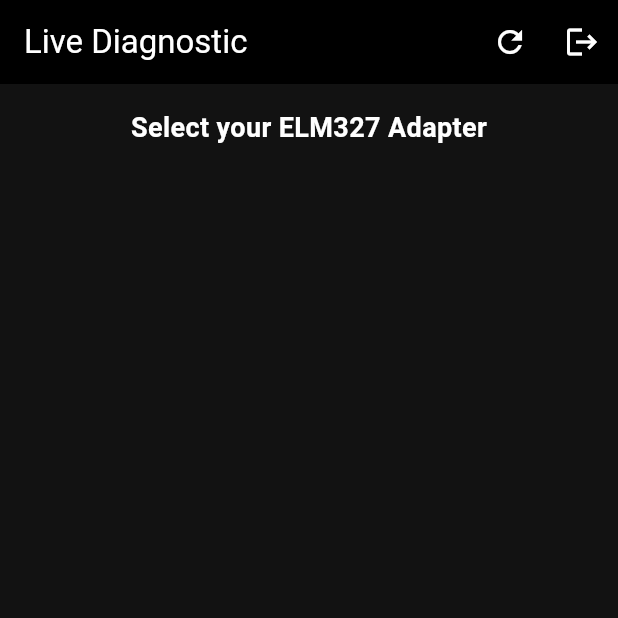
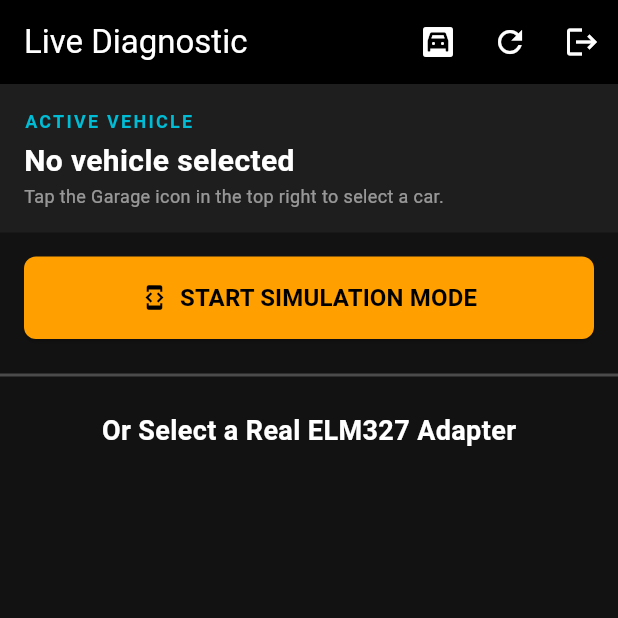
Before and after one commit to hasnainak7/DriveAI, a Flutter app: the DashboardScreen screen opened directly, on a phone screen of 412 x 824 dp, the top half of it. Run offline on Flutter 3.47's test engine with Material 3 defaults, Android fonts, the phone set to English and light mode, and no system bars; our stand-ins replace flutter_bluetooth_serial, permission_handler, supabase_flutter; accounts and stored records are empty.

Commit message:
gargae screen added

```diff
--- a/lib/auth_screen.dart
+++ b/lib/auth_screen.dart
@@ -3,8 +3,12 @@
 import 'package:supabase_flutter/supabase_flutter.dart';
 import 'package:flutter_bluetooth_serial/flutter_bluetooth_serial.dart';
 import 'package:permission_handler/permission_handler.dart';
-import 'main.dart'; // To access the global supabase client
-import 'obd_service.dart'; // Import your hardware connection service
+
+// Your custom file imports
+import 'main.dart';
+import 'obd_service.dart';
+import 'add_vehicle_screen.dart';
+import 'garage_screen.dart'; // The Sprint 6 addition
 
 // ==========================================
 // 1. THE AUTHENTICATION SCREEN
@@ -70,10 +74,7 @@
     } catch (error) {
       if (mounted) {
         ScaffoldMessenger.of(context).showSnackBar(
-          const SnackBar(
-            content: Text('An unexpected error occurred'),
-            backgroundColor: Colors.red,
-          ),
+          const SnackBar(content: Text('An unexpected error occurred'), backgroundColor: Colors.red),
         );
       }
     } finally {
@@ -108,10 +109,7 @@
                   const SizedBox(height: 40),
 
                   if (!_isLogin) ...[
-                    const Text(
-                      'USERNAME',
-                      style: TextStyle(color: Colors.white70),
-                    ),
+                    const Text('USERNAME', style: TextStyle(color: Colors.white70)),
                     const SizedBox(height: 8),
                     TextFormField(
                       controller: _usernameController,
@@ -120,12 +118,9 @@
                         hintText: 'Enter username',
                         filled: true,
                         fillColor: Colors.white,
-                        border: OutlineInputBorder(
-                          borderRadius: BorderRadius.circular(8),
-                        ),
+                        border: OutlineInputBorder(borderRadius: BorderRadius.circular(8)),
                       ),
-                      validator: (value) =>
-                          value!.isEmpty ? 'Please enter a username' : null,
+                      validator: (value) => value!.isEmpty ? 'Please enter a username' : null,
                     ),
                     const SizedBox(height: 20),
                   ],
@@ -140,20 +135,13 @@
                       hintText: 'Enter email',
                       filled: true,
                       fillColor: Colors.white,
-                      border: OutlineInputBorder(
-                        borderRadius: BorderRadius.circular(8),
-                      ),
+                      border: OutlineInputBorder(borderRadius: BorderRadius.circular(8)),
                     ),
-                    validator: (value) => value!.isEmpty || !value.contains('@')
-                        ? 'Enter a valid email'
-                        : null,
+                    validator: (value) => value!.isEmpty || !value.contains('@') ? 'Enter a valid email' : null,
                   ),
                   const SizedBox(height: 20),
 
-                  const Text(
-                    'PASSWORD',
-                    style: TextStyle(color: Colors.white70),
-                  ),
+                  const Text('PASSWORD', style: TextStyle(color: Colors.white70)),
                   const SizedBox(height: 8),
                   TextFormField(
                     controller: _passwordController,
@@ -163,35 +151,24 @@
                       hintText: 'Enter password',
                       filled: true,
                       fillColor: Colors.white,
-                      border: OutlineInputBorder(
-                        borderRadius: BorderRadius.circular(8),
-                      ),
+                      border: OutlineInputBorder(borderRadius: BorderRadius.circular(8)),
                     ),
-                    validator: (value) =>
-                        value!.length < 6 ? 'Password must be 6+ chars' : null,
+                    validator: (value) => value!.length < 6 ? 'Password must be 6+ chars' : null,
                   ),
                   const SizedBox(height: 30),
 
                   _isLoading
-                      ? const Center(
-                          child: CircularProgressIndicator(color: Colors.cyan),
-                        )
+                      ? const Center(child: CircularProgressIndicator(color: Colors.cyan))
                       : ElevatedButton(
                           style: ElevatedButton.styleFrom(
                             backgroundColor: Colors.cyan,
                             padding: const EdgeInsets.symmetric(vertical: 16),
-                            shape: RoundedRectangleBorder(
-                              borderRadius: BorderRadius.circular(8),
-                            ),
+                            shape: RoundedRectangleBorder(borderRadius: BorderRadius.circular(8)),
                           ),
                           onPressed: _submitForm,
                           child: Text(
                             _isLogin ? 'LOGIN' : 'REGISTER',
-                            style: const TextStyle(
-                              fontSize: 16,
-                              fontWeight: FontWeight.bold,
-                              color: Colors.white,
-                            ),
+                            style: const TextStyle(fontSize: 16, fontWeight: FontWeight.bold, color: Colors.white),
                           ),
                         ),
                   const SizedBox(height: 20),
@@ -203,17 +180,12 @@
                     }),
                     child: RichText(
                       text: TextSpan(
-                        text: _isLogin
-                            ? "Don't have an account? "
-                            : "Already have an account? ",
+                        text: _isLogin ? "Don't have an account? " : "Already have an account? ",
                         style: const TextStyle(color: Colors.white),
                         children: [
                           TextSpan(
                             text: _isLogin ? 'Signup' : 'Login',
-                            style: const TextStyle(
-                              color: Colors.cyan,
-                              fontWeight: FontWeight.bold,
-                            ),
+                            style: const TextStyle(color: Colors.cyan, fontWeight: FontWeight.bold),
                           ),
                         ],
                       ),
@@ -250,12 +222,15 @@
   int _currentSpeed = 0;
   Timer? _pollingTimer;
 
+  // The Sprint 6 Variable: Tracking which car we are diagnosing
+  Map<String, dynamic>? _activeVehicle;
+
   @override
   void initState() {
     super.initState();
     _requestPermissions();
 
-    // Listen to the data coming from our OBD parser
+    // Listen to the data coming from our OBD parser (or simulator)
     _obdService.obdDataStream.listen((data) {
       if (mounted) {
         setState(() {
@@ -278,8 +253,7 @@
   Future<void> _getPairedDevices() async {
     setState(() => _isScanning = true);
     try {
-      List<BluetoothDevice> devices = await FlutterBluetoothSerial.instance
-          .getBondedDevices();
+      List<BluetoothDevice> devices = await FlutterBluetoothSerial.instance.getBondedDevices();
       setState(() {
         _devices = devices;
       });
@@ -290,7 +264,7 @@
     }
   }
 
-  // The Polling Loop: Ask for data every 1 second
+  // The Polling Loop: Ask for data every 1 second (Only used for real Bluetooth)
   void _startPollingData() {
     _pollingTimer = Timer.periodic(const Duration(seconds: 1), (timer) async {
       if (!_obdService.isConnected) {
@@ -298,9 +272,7 @@
         return;
       }
       await _obdService.sendCommand('010C\r'); // Ask for RPM
-      await Future.delayed(
-        const Duration(milliseconds: 300),
-      ); // Wait for ELM327 to process
+      await Future.delayed(const Duration(milliseconds: 300)); // Wait for ELM327 to process
       await _obdService.sendCommand('010D\r'); // Ask for Speed
     });
   }
@@ -317,13 +289,30 @@
     return Scaffold(
       backgroundColor: const Color(0xFF121212),
       appBar: AppBar(
-        title: Text(
-          _isConnectedToCar ? 'Telemetry Active' : 'Live Diagnostic',
-          style: const TextStyle(color: Colors.white),
-        ),
+        title: Text(_isConnectedToCar ? 'Telemetry Active' : 'Live Diagnostic', style: const TextStyle(color: Colors.white)),
         backgroundColor: Colors.black,
         iconTheme: const IconThemeData(color: Colors.white),
         actions: [
+          // ---> THE SPRINT 6 GARAGE BUTTON <---
+          IconButton(
+            icon: const Icon(Icons.garage),
+            onPressed: () async {
+              // Open the Garage screen and wait to see if they picked a car
+              final selectedCar = await Navigator.of(context).push(
+                MaterialPageRoute(builder: (context) => const GarageScreen()),
+              );
+
+              if (selectedCar != null && mounted) {
+                setState(() {
+                  _activeVehicle = selectedCar as Map<String, dynamic>;
+                });
+                ScaffoldMessenger.of(context).showSnackBar(
+                  SnackBar(content: Text('Active Vehicle set to: ${_activeVehicle!['make']} ${_activeVehicle!['model']}')),
+                );
+              }
+            },
+          ),
+
           if (!_isConnectedToCar)
             IconButton(
               icon: const Icon(Icons.refresh),
@@ -341,7 +330,7 @@
                 );
               }
             },
-          ),
+          )
         ],
       ),
       // Dynamic Body: Show Live Gauges if connected, else show Scanner
@@ -353,50 +342,102 @@
   Widget _buildDeviceScanner() {
     return Column(
       children: [
+        // ---> NEW ACTIVE VEHICLE DISPLAY (Sprint 6) <---
+        Container(
+          width: double.infinity,
+          padding: const EdgeInsets.all(16),
+          color: const Color(0xFF1E1E1E),
+          child: Column(
+            crossAxisAlignment: CrossAxisAlignment.start,
+            children: [
+              const Text("ACTIVE VEHICLE", style: TextStyle(color: Colors.cyan, fontSize: 12, fontWeight: FontWeight.bold, letterSpacing: 1.5)),
+              const SizedBox(height: 4),
+              Text(
+                _activeVehicle != null
+                    ? "${_activeVehicle!['year']} ${_activeVehicle!['make']} ${_activeVehicle!['model']}"
+                    : "No vehicle selected",
+                style: const TextStyle(color: Colors.white, fontSize: 20, fontWeight: FontWeight.bold),
+              ),
+              if (_activeVehicle == null)
+                const Text("Tap the Garage icon in the top right to select a car.", style: TextStyle(color: Colors.white54, fontSize: 12)),
+            ],
+          ),
+        ),
+
+        // ---> SIMULATION BUTTON <---
+        Container(
+          margin: const EdgeInsets.all(16.0),
+          width: double.infinity,
+          child: ElevatedButton.icon(
+            style: ElevatedButton.styleFrom(
+              backgroundColor: Colors.amber[700], // Yellow warning color
+              padding: const EdgeInsets.symmetric(vertical: 16),
+              shape: RoundedRectangleBorder(borderRadius: BorderRadius.circular(8)),
+            ),
+            icon: const Icon(Icons.developer_mode, color: Colors.black),
+            label: const Text(
+              "START SIMULATION MODE",
+              style: TextStyle(color: Colors.black, fontWeight: FontWeight.bold, fontSize: 16)
+            ),
+            onPressed: () async {
+              // Require an active vehicle before simulating
+              if (_activeVehicle == null) {
+                ScaffoldMessenger.of(context).showSnackBar(
+                  const SnackBar(content: Text('Please select a vehicle from the Garage first.'), backgroundColor: Colors.red),
+                );
+                return;
+              }
+
+              ScaffoldMessenger.of(context).showSnackBar(
+                const SnackBar(content: Text('Starting Simulator...'), duration: Duration(seconds: 1)),
+              );
+
+              bool success = await _obdService.startSimulation();
+
+              if (mounted && success) {
+                setState(() => _isConnectedToCar = true);
+              }
+            },
+          ),
+        ),
+        const Divider(color: Colors.white24, thickness: 2),
+
         const Padding(
           padding: EdgeInsets.all(16.0),
           child: Text(
-            "Select your ELM327 Adapter",
-            style: TextStyle(
-              color: Colors.white,
-              fontSize: 18,
-              fontWeight: FontWeight.bold,
-            ),
+            "Or Select a Real ELM327 Adapter",
+            style: TextStyle(color: Colors.white, fontSize: 18, fontWeight: FontWeight.bold),
           ),
         ),
-        if (_isScanning)
-          const Padding(
-            padding: EdgeInsets.all(8.0),
-            child: CircularProgressIndicator(color: Colors.cyan),
-          ),
+        if (_isScanning) const Padding(
+          padding: EdgeInsets.all(8.0),
+          child: CircularProgressIndicator(color: Colors.cyan),
+        ),
         Expanded(
           child: ListView.builder(
             itemCount: _devices.length,
             itemBuilder: (context, index) {
               return ListTile(
                 leading: const Icon(Icons.bluetooth, color: Colors.cyan),
-                title: Text(
-                  _devices[index].name ?? "Unknown Device",
-                  style: const TextStyle(color: Colors.white),
-                ),
-                subtitle: Text(
-                  _devices[index].address,
-                  style: const TextStyle(color: Colors.white54),
-                ),
+                title: Text(_devices[index].name ?? "Unknown Device", style: const TextStyle(color: Colors.white)),
+                subtitle: Text(_devices[index].address, style: const TextStyle(color: Colors.white54)),
                 trailing: ElevatedButton(
                   style: ElevatedButton.styleFrom(backgroundColor: Colors.cyan),
-                  child: const Text(
-                    "Connect",
-                    style: TextStyle(color: Colors.white),
-                  ),
+                  child: const Text("Connect", style: TextStyle(color: Colors.white)),
                   onPressed: () async {
+                    // Require an active vehicle before connecting to real hardware
+                    if (_activeVehicle == null) {
+                      ScaffoldMessenger.of(context).showSnackBar(
+                        const SnackBar(content: Text('Please select a vehicle from the Garage first.'), backgroundColor: Colors.red),
+                      );
+                      return;
+                    }
+
                     ScaffoldMessenger.of(context).showSnackBar(
                       const SnackBar(content: Text('Attempting connection...')),
                     );
 
-                    bool success = await _obdService.connectToDevice(
-                      _devices[index],
-                    );
+                    bool success = await _obdService.connectToDevice(_devices[index]);
 
                     if (mounted) {
                       ScaffoldMessenger.of(context).hideCurrentSnackBar();
@@ -404,17 +445,11 @@
                         setState(() => _isConnectedToCar = true);
                         _startPollingData(); // START ASKING FOR DATA
                         ScaffoldMessenger.of(context).showSnackBar(
-                          const SnackBar(
-                            content: Text('Connected to OBD-II!'),
-                            backgroundColor: Colors.green,
-                          ),
+                          const SnackBar(content: Text('Connected to OBD-II!'), backgroundColor: Colors.green),
                         );
                       } else {
                         ScaffoldMessenger.of(context).showSnackBar(
-                          const SnackBar(
-                            content: Text('Connection failed. Is the car on?'),
-                            backgroundColor: Colors.red,
-                          ),
+                          const SnackBar(content: Text('Connection failed. Is the car on?'), backgroundColor: Colors.red),
                         );
                       }
                     }
@@ -438,42 +473,20 @@
           const SizedBox(height: 20),
           Text(
             "$_currentRpm",
-            style: const TextStyle(
-              fontSize: 60,
-              fontWeight: FontWeight.bold,
-              color: Colors.white,
-            ),
+            style: const TextStyle(fontSize: 60, fontWeight: FontWeight.bold, color: Colors.white)
           ),
-          const Text(
-            "RPM",
-            style: TextStyle(
-              fontSize: 20,
-              color: Colors.white54,
-              letterSpacing: 2,
-            ),
-          ),
+          const Text("RPM", style: TextStyle(fontSize: 20, color: Colors.white54, letterSpacing: 2)),
           const SizedBox(height: 40),
           Text(
             "$_currentSpeed",
-            style: const TextStyle(
-              fontSize: 60,
-              fontWeight: FontWeight.bold,
-              color: Colors.white,
-            ),
+            style: const TextStyle(fontSize: 60, fontWeight: FontWeight.bold, color: Colors.white)
           ),
-          const Text(
-            "KM/H",
-            style: TextStyle(
-              fontSize: 20,
-              color: Colors.white54,
-              letterSpacing: 2,
-            ),
-          ),
+          const Text("KM/H", style: TextStyle(fontSize: 20, color: Colors.white54, letterSpacing: 2)),
           const SizedBox(height: 60),
           ElevatedButton(
             style: ElevatedButton.styleFrom(
               backgroundColor: Colors.redAccent,
-              padding: const EdgeInsets.symmetric(horizontal: 40, vertical: 15),
+              padding: const EdgeInsets.symmetric(horizontal: 40, vertical: 15)
             ),
             onPressed: () {
               _pollingTimer?.cancel();
@@ -484,11 +497,8 @@
                 _currentSpeed = 0;
               });
             },
-            child: const Text(
-              "Disconnect",
-              style: TextStyle(color: Colors.white, fontSize: 18),
-            ),
-          ),
+            child: const Text("Disconnect", style: TextStyle(color: Colors.white, fontSize: 18)),
+          )
         ],
       ),
     );
```
Also changed, not shown: lib/add_vehicle_screen.dart (added, +171 -0 lines), lib/garage_screen.dart (added, +130 -0 lines), lib/obd_service.dart (+65 -30 lines).
